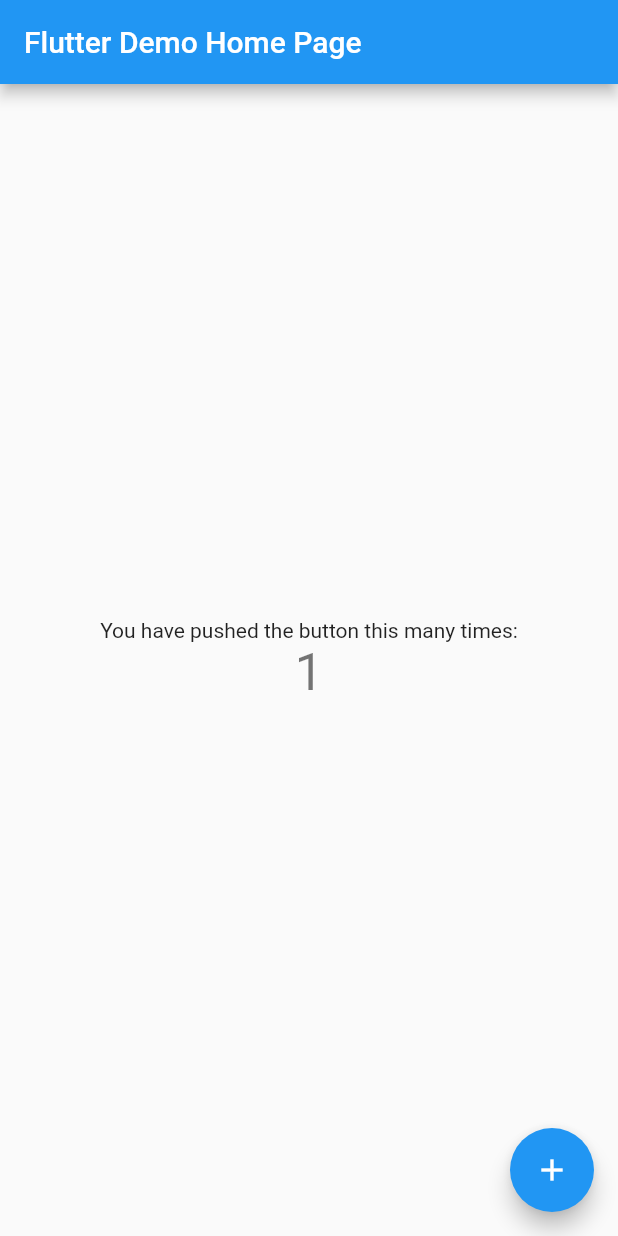
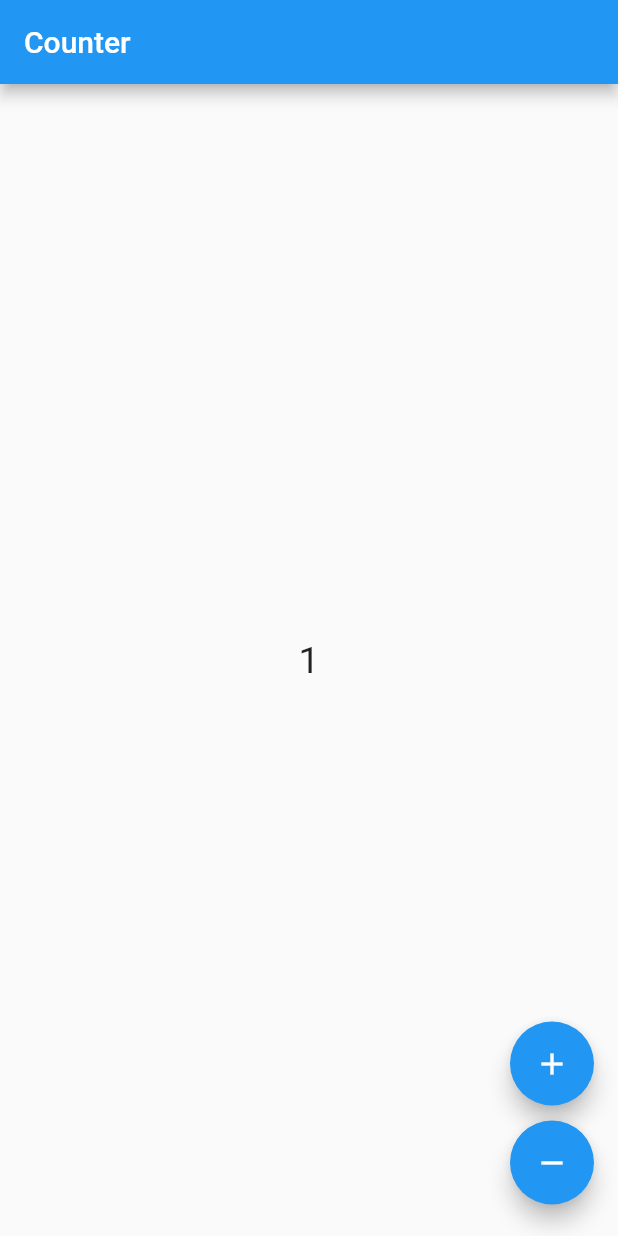
Before and after one commit to axis-sato/flutter_bloc_counter, a Flutter app: the screen it shows after launch, after a tap on the "add" icon, on a phone screen of 412 x 824 dp. Run offline on Flutter 3.47's test engine with Material 2 defaults, Android fonts, the phone set to English and light mode, and no system bars; our stand-ins replace bloc, flutter_bloc.

```diff
--- a/lib/main.dart
+++ b/lib/main.dart
@@ -1,111 +1,86 @@
+import 'package:bloc/bloc.dart';
+import 'package:flutter/cupertino.dart';
 import 'package:flutter/material.dart';
+import 'package:flutter_bloc/flutter_bloc.dart';
+
+enum CounterEvent { increment, decrement }
+
+class CounterBloc extends Bloc<CounterEvent, int> {
+  @override
+  int get initialState => 0;
+
+  @override
+  Stream<int> mapEventToState(CounterEvent event) async* {
+    switch (event) {
+      case CounterEvent.decrement:
+        yield state - 1;
+        break;
+      case CounterEvent.increment:
+        yield state + 1;
+        break;
+    }
+  }
+}
 
 void main() => runApp(MyApp());
 
 class MyApp extends StatelessWidget {
-  // This widget is the root of your application.
   @override
   Widget build(BuildContext context) {
     return MaterialApp(
-      title: 'Flutter Demo',
-      theme: ThemeData(
-        // This is the theme of your application.
-        //
-        // Try running your application with "flutter run". You'll see the
-        // application has a blue toolbar. Then, without quitting the app, try
-        // changing the primarySwatch below to Colors.green and then invoke
-        // "hot reload" (press "r" in the console where you ran "flutter run",
-        // or simply save your changes to "hot reload" in a Flutter IDE).
-        // Notice that the counter didn't reset back to zero; the application
-        // is not restarted.
-        primarySwatch: Colors.blue,
+      title: 'Flutter Block Counter',
+      home: BlocProvider<CounterBloc>(
+        create: (context) => CounterBloc(),
+        child: CounterPage(),
       ),
-      home: MyHomePage(title: 'Flutter Demo Home Page'),
     );
   }
 }
 
-class MyHomePage extends StatefulWidget {
-  MyHomePage({Key key, this.title}) : super(key: key);
-
-  // This widget is the home page of your application. It is stateful, meaning
-  // that it has a State object (defined below) that contains fields that affect
-  // how it looks.
-
-  // This class is the configuration for the state. It holds the values (in this
-  // case the title) provided by the parent (in this case the App widget) and
-  // used by the build method of the State. Fields in a Widget subclass are
-  // always marked "final".
-
-  final String title;
-
-  @override
-  _MyHomePageState createState() => _MyHomePageState();
-}
-
-class _MyHomePageState extends State<MyHomePage> {
-  int _counter = 0;
-
-  void _incrementCounter() {
-    setState(() {
-      // This call to setState tells the Flutter framework that something has
-      // changed in this State, which causes it to rerun the build method below
-      // so that the display can reflect the updated values. If we changed
-      // _counter without calling setState(), then the build method would not be
-      // called again, and so nothing would appear to happen.
-      _counter++;
-    });
-  }
-
+class CounterPage extends StatelessWidget {
   @override
   Widget build(BuildContext context) {
-    // This method is rerun every time setState is called, for instance as done
-    // by the _incrementCounter method above.
-    //
-    // The Flutter framework has been optimized to make rerunning build methods
-    // fast, so that you can just rebuild anything that needs updating rather
-    // than having to individually change instances of widgets.
+    // ignore: close_sinks
+    final CounterBloc counterBloc = BlocProvider.of<CounterBloc>(context);
+
     return Scaffold(
       appBar: AppBar(
-        // Here we take the value from the MyHomePage object that was created by
-        // the App.build method, and use it to set our appbar title.
-        title: Text(widget.title),
+        title: Text('Counter'),
       ),
-      body: Center(
-        // Center is a layout widget. It takes a single child and positions it
-        // in the middle of the parent.
-        child: Column(
-          // Column is also a layout widget. It takes a list of children and
-          // arranges them vertically. By default, it sizes itself to fit its
-          // children horizontally, and tries to be as tall as its parent.
-          //
-          // Invoke "debug painting" (press "p" in the console, choose the
-          // "Toggle Debug Paint" action from the Flutter Inspector in Android
-          // Studio, or the "Toggle Debug Paint" command in Visual Studio Code)
-          // to see the wireframe for each widget.
-          //
-          // Column has various properties to control how it sizes itself and
-          // how it positions its children. Here we use mainAxisAlignment to
-          // center the children vertically; the main axis here is the vertical
-          // axis because Columns are vertical (the cross axis would be
-          // horizontal).
-          mainAxisAlignment: MainAxisAlignment.center,
-          children: <Widget>[
-            Text(
-              'You have pushed the button this many times:',
+      body: BlocBuilder<CounterBloc, int>(
+        builder: (context, count) {
+          return Center(
+            child: Text(
+              '$count',
+              style: TextStyle(fontSize: 24.9),
             ),
-            Text(
-              '$_counter',
-              style: Theme.of(context).textTheme.display1,
+          );
+        },
+      ),
+      floatingActionButton: Column(
+        crossAxisAlignment: CrossAxisAlignment.end,
+        mainAxisAlignment: MainAxisAlignment.end,
+        children: <Widget>[
+          Padding(
+            padding: EdgeInsets.symmetric(vertical: 5.0),
+            child: FloatingActionButton(
+              child: Icon(Icons.add),
+              onPressed: () {
+                counterBloc.add(CounterEvent.increment);
+              },
             ),
-          ],
-        ),
+          ),
+          Padding(
+            padding: EdgeInsets.symmetric(vertical: 5.0),
+            child: FloatingActionButton(
+              child: Icon(Icons.remove),
+              onPressed: () {
+                counterBloc.add(CounterEvent.decrement);
+              },
+            ),
+          )
+        ],
       ),
-      floatingActionButton: FloatingActionButton(
-        onPressed: _incrementCounter,
-        tooltip: 'Increment',
-        child: Icon(Icons.add),
-      ), // This trailing comma makes auto-formatting nicer for build methods.
     );
   }
 }
--- a/pubspec.yaml
+++ b/pubspec.yaml
@@ -19,10 +19,8 @@ environment:
 dependencies:
   flutter:
     sdk: flutter
-
-  # The following adds the Cupertino Icons font to your application.
-  # Use with the CupertinoIcons class for iOS style icons.
-  cupertino_icons: ^0.1.2
+  flutter_bloc: ^2.0.0
+  meta: ^1.1.6
 
 dev_dependencies:
   flutter_test:
```
Also changed, not shown: pubspec.lock, 1 other file.
